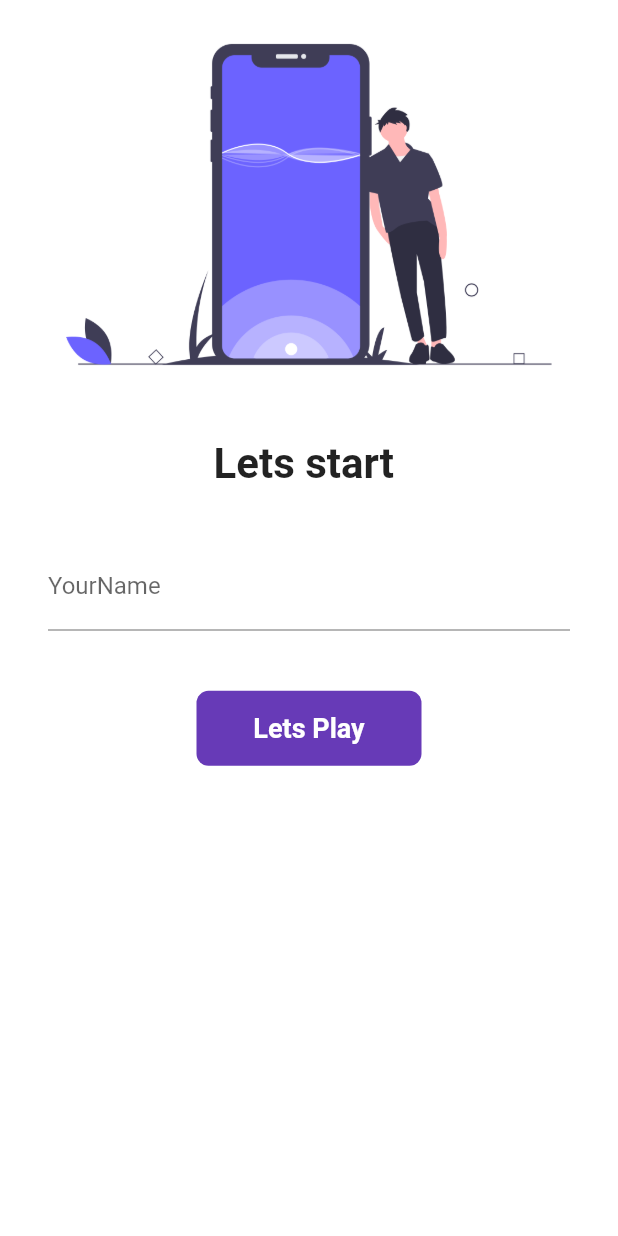
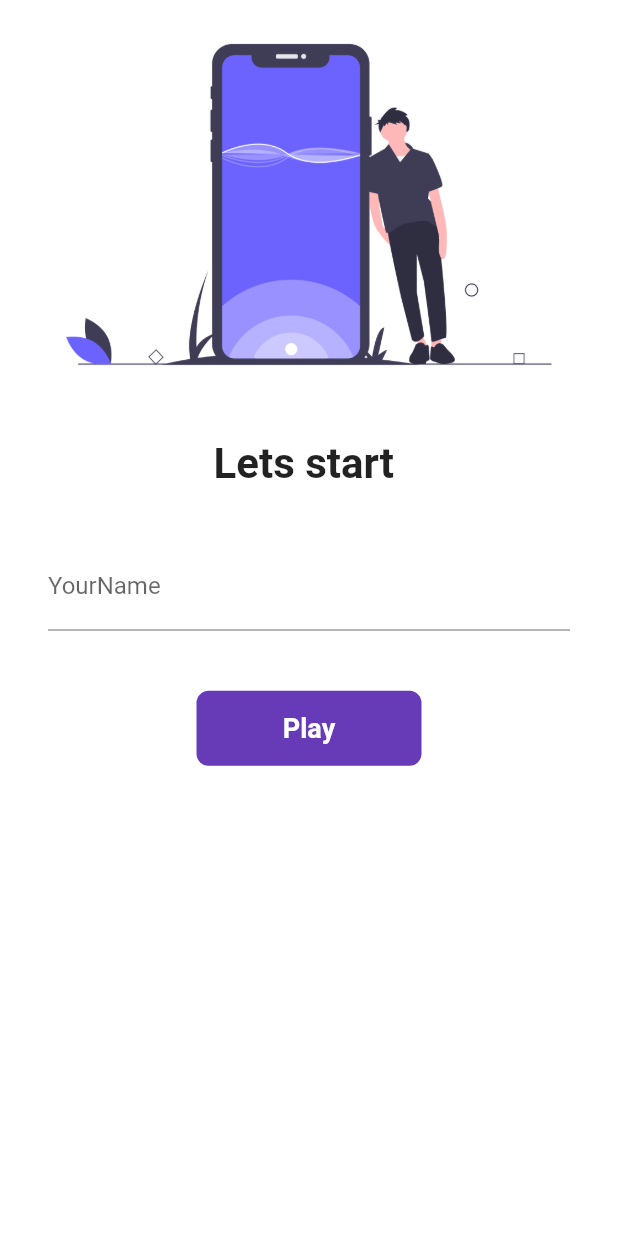
Before and after one commit to zishugshan/tictactoe_flutterGame, a Flutter app: the screen it shows after launch, on a phone screen of 412 x 824 dp. Run offline on Flutter 3.47's test engine with Material 2 defaults, Android fonts, the light colour scheme and no system bars.

Commit message:
Play button updated

```diff
--- a/lib/welcome.dart
+++ b/lib/welcome.dart
@@ -69,7 +69,7 @@ class _WelcomeState extends State<Welcome > {
                           color: Colors.white,
                         )
                         : Text(
-                          "Lets Play",
+                          "Play",
                           style: TextStyle(
                             color: Colors.white,
                             fontWeight: FontWeight.bold,
```
